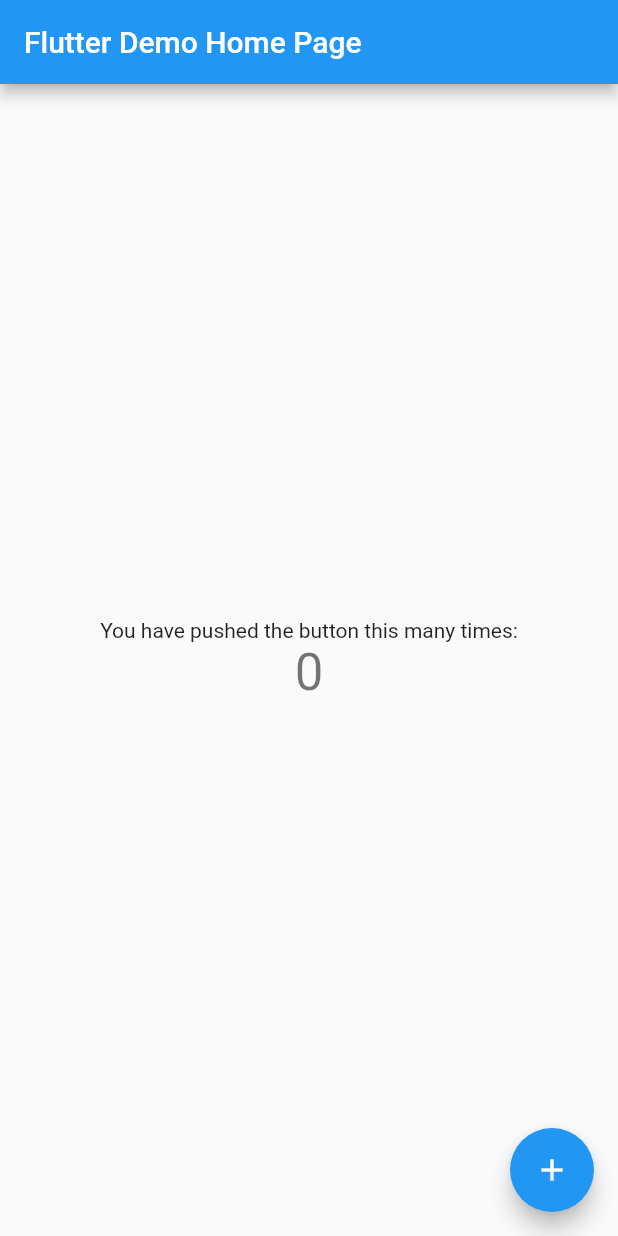
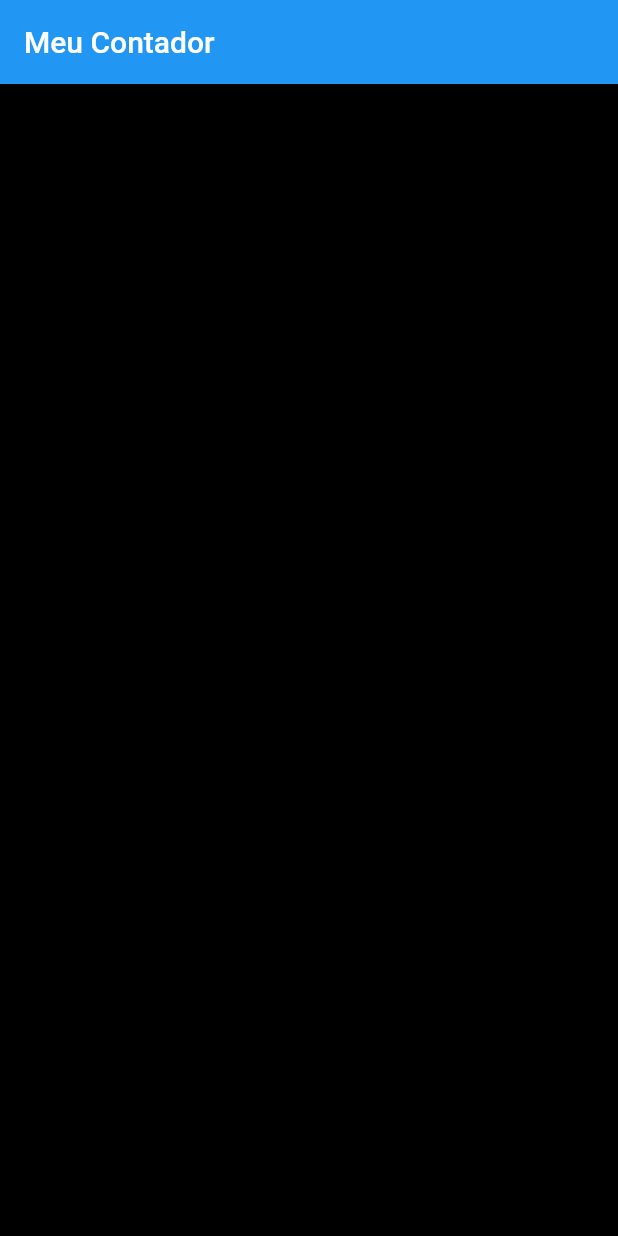
Before and after one commit to Sapa1/contador, a Flutter app: the screen it shows after launch, on a phone screen of 412 x 824 dp. Run offline on Flutter 3.47's test engine with Material 2 defaults, Android fonts, the phone set to English and light mode, and no system bars.

Commit message:
Inicio da tela do contador

```diff
--- a/lib/main.dart
+++ b/lib/main.dart
@@ -1,113 +1,28 @@
 import 'package:flutter/material.dart';
 
 void main() {
-  runApp(MyApp());
+  runApp(
+    MaterialApp(
+      home: Contador(),
+    ),
+  );
 }
 
-class MyApp extends StatelessWidget {
-  // This widget is the root of your application.
+class Contador extends StatefulWidget {
+  @override
+  _ContadorState createState() => _ContadorState();
+}
+
+class _ContadorState extends State<Contador> {
   @override
   Widget build(BuildContext context) {
-    return MaterialApp(
-      title: 'Flutter Demo',
-      theme: ThemeData(
-        // This is the theme of your application.
-        //
-        // Try running your application with "flutter run". You'll see the
-        // application has a blue toolbar. Then, without quitting the app, try
-        // changing the primarySwatch below to Colors.green and then invoke
-        // "hot reload" (press "r" in the console where you ran "flutter run",
-        // or simply save your changes to "hot reload" in a Flutter IDE).
-        // Notice that the counter didn't reset back to zero; the application
-        // is not restarted.
-        primarySwatch: Colors.blue,
+    return Scaffold(
+      appBar: AppBar(
+        title: Text('Meu Contador'),
       ),
-      home: MyHomePage(title: 'Flutter Demo Home Page'),
+      body: Container(
+        color: Colors.black,
+      ),
     );
   }
 }
-
-class MyHomePage extends StatefulWidget {
-  MyHomePage({Key key, this.title}) : super(key: key);
-
-  // This widget is the home page of your application. It is stateful, meaning
-  // that it has a State object (defined below) that contains fields that affect
-  // how it looks.
-
-  // This class is the configuration for the state. It holds the values (in this
-  // case the title) provided by the parent (in this case the App widget) and
-  // used by the build method of the State. Fields in a Widget subclass are
-  // always marked "final".
-
-  final String title;
-
-  @override
-  _MyHomePageState createState() => _MyHomePageState();
-}
-
-class _MyHomePageState extends State<MyHomePage> {
-  int _counter = 0;
-
-  void _incrementCounter() {
-    setState(() {
-      // This call to setState tells the Flutter framework that something has
-      // changed in this State, which causes it to rerun the build method below
-      // so that the display can reflect the updated values. If we changed
-      // _counter without calling setState(), then the build method would not be
-      // called again, and so nothing would appear to happen.
-      _counter++;
-    });
-  }
-
-  @override
-  Widget build(BuildContext context) {
-    // This method is rerun every time setState is called, for instance as done
-    // by the _incrementCounter method above.
-    //
-    // The Flutter framework has been optimized to make rerunning build methods
-    // fast, so that you can just rebuild anything that needs updating rather
-    // than having to individually change instances of widgets.
-    return Scaffold(
-      appBar: AppBar(
-        // Here we take the value from the MyHomePage object that was created by
-        // the App.build method, and use it to set our appbar title.
-        title: Text(widget.title),
-      ),
-      body: Center(
-        // Center is a layout widget. It takes a single child and positions it
-        // in the middle of the parent.
-        child: Column(
-          // Column is also a layout widget. It takes a list of children and
-          // arranges them vertically. By default, it sizes itself to fit its
-          // children horizontally, and tries to be as tall as its parent.
-          //
-          // Invoke "debug painting" (press "p" in the console, choose the
-          // "Toggle Debug Paint" action from the Flutter Inspector in Android
-          // Studio, or the "Toggle Debug Paint" command in Visual Studio Code)
-          // to see the wireframe for each widget.
-          //
-          // Column has various properties to control how it sizes itself and
-          // how it positions its children. Here we use mainAxisAlignment to
-          // center the children vertically; the main axis here is the vertical
-          // axis because Columns are vertical (the cross axis would be
-          // horizontal).
-          mainAxisAlignment: MainAxisAlignment.center,
-          children: <Widget>[
-            Text(
-              'You have pushed the button this many times:',
-            ),
-            Text(
-              '$_counter',
-              style: Theme.of(context).textTheme.headline4,
-            ),
-          ],
-        ),
-      ),
-      floatingActionButton: FloatingActionButton(
-        onPressed: _incrementCounter,
-        tooltip: 'Increment',
-        child: Icon(Icons.add),
-      ), // This trailing comma makes auto-formatting nicer for build methods.
-    );
-  }
-}
```
